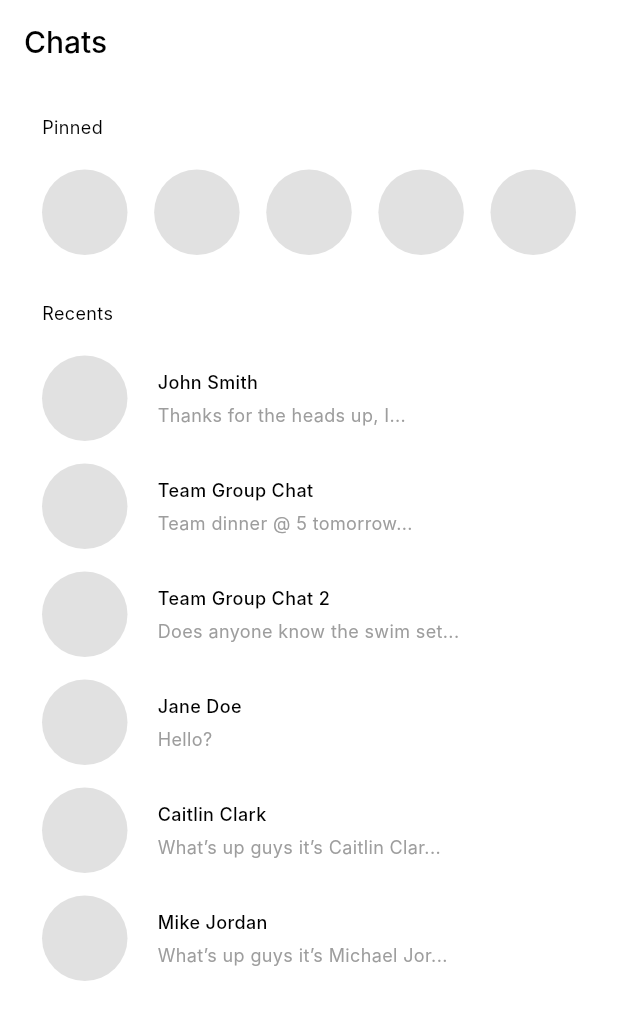
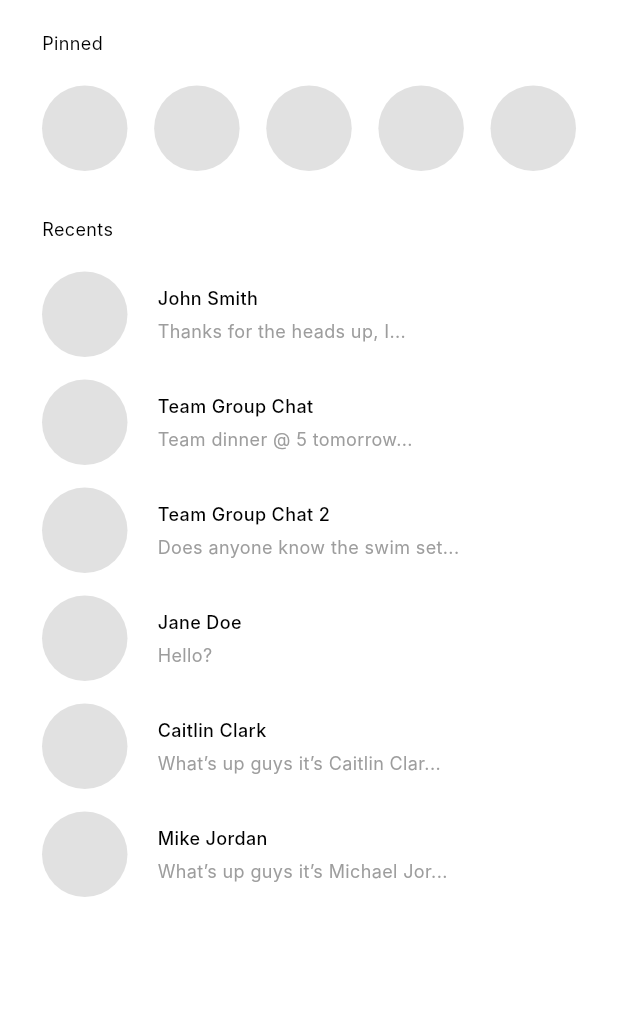
Before and after one commit to gracegb/csc322_finalproject_scratch, a Flutter app: the ScreenAlternate screen opened by its route, on a phone screen of 412 x 824 dp. Shown: the top 1020 px of the screen. Run offline on Flutter 3.47's test engine with Material 3 defaults, Android fonts, the phone set to English and light mode, and no system bars; our stand-ins replace cloud_firestore, firebase_auth, firebase_core, firebase_storage, flutter_riverpod, flutter_secure_storage and 9 more; accounts and stored records are empty; Roboto replaces fonts that are missing (Inter).

Commit message:
small fixes

```diff
--- a/lib/screens/general/screen_alternate.dart
+++ b/lib/screens/general/screen_alternate.dart
@@ -24,20 +24,6 @@ class _ScreenAlternateState extends ConsumerState<ScreenAlternate> {
   Widget build(BuildContext context) {
     return Scaffold(
       backgroundColor: Colors.white,
-      appBar: AppBar(
-        title: Text(
-          'Chats',
-          style: TextStyle(
-            color: Colors.black,
-            fontSize: 20,
-            fontFamily: 'Inter',
-            fontWeight: FontWeight.w500,
-          ),
-        ),
-        backgroundColor: Colors.white,
-        elevation: 0,
-        centerTitle: false,
-      ),
       body: SingleChildScrollView(
         child: Padding(
           padding: const EdgeInsets.symmetric(horizontal: 28.0),
--- a/lib/widgets/navigation/widget_primary_scaffold.dart
+++ b/lib/widgets/navigation/widget_primary_scaffold.dart
@@ -147,8 +147,11 @@ class _WidgetPrimaryScaffoldState extends ConsumerState<WidgetPrimaryScaffold> {
   Widget _getAppBarTitle(int currentTabIndex) {
     if (currentTabIndex == BottomNavSelection.HOME_SCREEN.index)
       return Text("Home");
+      else if (currentTabIndex == BottomNavSelection.ALTERNATE_SCREEN.index)
+            return Text("Chats");
+
     else
-      return Text("Chats");
+      return Text("Calendar");
   }
 
   ////////////////////////////////////////////////////////////////
```
